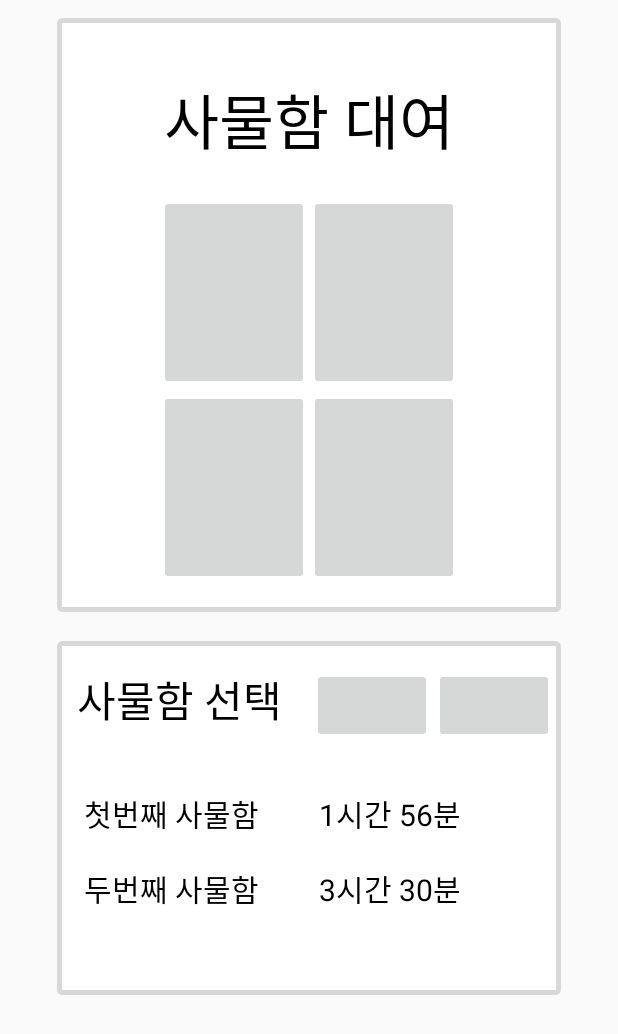
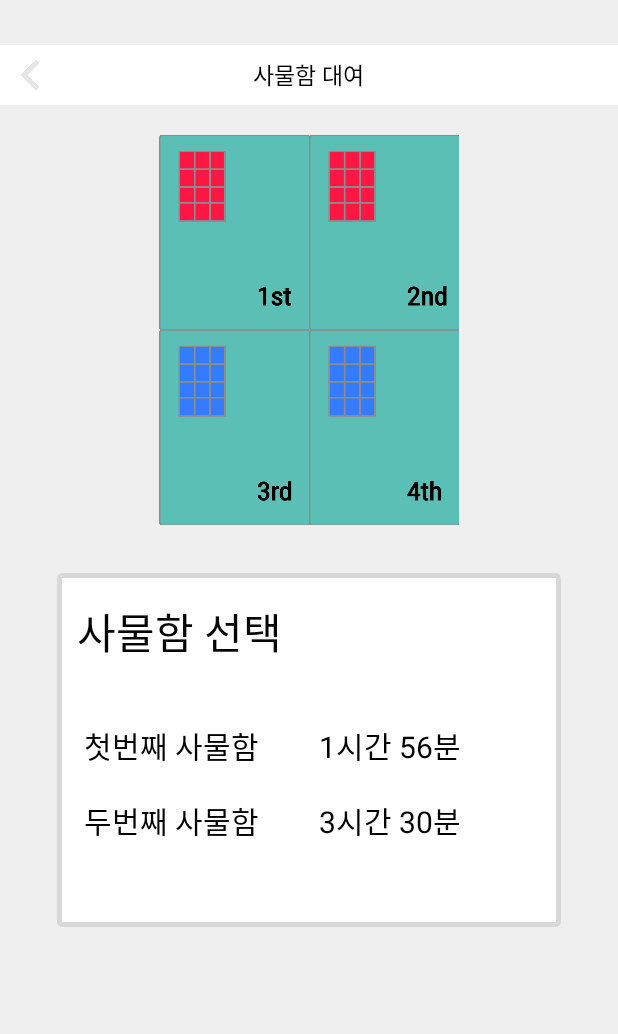
Before and after one commit to tmdngk0314/ProjectNam, an Android app: the Reserve screen opened directly, with no data from a screen before it, on a phone screen of 412 x 824 dp. Shown: the top 1034 px of the screen. Run offline under Robolectric (Android 15) with nearby library versions, the phone set to English and light mode, and no system bars.

Commit message:
activity_reserve 수정

```diff
--- a/app/src/main/res/layout/activity_reserve.xml
+++ b/app/src/main/res/layout/activity_reserve.xml
@@ -1,76 +1,87 @@
 <?xml version="1.0" encoding="utf-8"?>
 <RelativeLayout xmlns:android="http://schemas.android.com/apk/res/android"
-    xmlns:app="http://schemas.android.com/apk/res-auto"
-    xmlns:tools="http://schemas.android.com/tools"
     android:layout_width="match_parent"
     android:layout_height="match_parent"
-    tools:context=".Reserve">
+    android:background="#efefef">
 
     <RelativeLayout
         android:id="@+id/firstRela"
-        android:layout_width="340dp"
-        android:layout_height="400dp"
-        android:layout_centerHorizontal="true"
-        android:layout_marginTop="10dp"
-        android:background="@drawable/border_gray">
+        android:layout_width="match_parent"
+        android:layout_height="40dp"
+        android:layout_marginTop="30dp"
+        android:background="#ffffff">
+
+        <ImageButton
+            android:layout_width="20dp"
+            android:layout_height="20dp"
+            android:layout_centerVertical="true"
+            android:layout_marginLeft="10dp"
+            android:background="@drawable/left_arrow" />
 
         <TextView
             android:layout_width="wrap_content"
             android:layout_height="wrap_content"
-            android:layout_centerHorizontal="true"
-            android:layout_marginTop="40dp"
+            android:layout_centerInParent="true"
             android:text="사물함 대여"
             android:textColor="#000000"
-            android:textSize="40dp"
-            android:id="@+id/lockertext"/>
-
+            android:textSize="15dp" />
+    </RelativeLayout>
     <LinearLayout
         android:layout_width="200dp"
         android:layout_height="260dp"
+        android:layout_below="@+id/firstRela"
         android:layout_centerHorizontal="true"
-            android:layout_below="@+id/lockertext"
         android:layout_marginTop="20dp"
-            android:orientation="vertical">
+        android:orientation="vertical"
+        android:id="@+id/firstLinear">
+
         <LinearLayout
             android:layout_width="match_parent"
             android:layout_height="wrap_content"
-                android:orientation="horizontal"
-                android:layout_weight="1">
+            android:layout_weight="1"
+            android:orientation="horizontal">
+
             <ImageButton
                 android:layout_width="match_parent"
                 android:layout_height="match_parent"
-                    android:layout_weight="1"/>
+                android:layout_weight="1"
+                android:background="@drawable/del1" />
+
             <ImageButton
                 android:layout_width="match_parent"
                 android:layout_height="match_parent"
-                    android:layout_weight="1"/>
+                android:layout_weight="1"
+                android:background="@drawable/del2" />
 
         </LinearLayout>
+
         <LinearLayout
             android:layout_width="match_parent"
             android:layout_height="wrap_content"
-                android:orientation="horizontal"
-                android:layout_weight="1">
+            android:layout_weight="1"
+            android:orientation="horizontal">
+
             <ImageButton
                 android:layout_width="match_parent"
                 android:layout_height="match_parent"
-                    android:layout_weight="1"/>
+                android:layout_weight="1"
+                android:background="@drawable/del3" />
+
             <ImageButton
                 android:layout_width="match_parent"
                 android:layout_height="match_parent"
-                    android:layout_weight="1"/>
+                android:layout_weight="1"
+                android:background="@drawable/del4" />
         </LinearLayout>
 
     </LinearLayout>
 
-    </RelativeLayout>
-
     <RelativeLayout
         android:layout_width="340dp"
         android:layout_height="240dp"
-        android:layout_below="@+id/firstRela"
+        android:layout_below="@+id/firstLinear"
         android:layout_centerHorizontal="true"
-        android:layout_marginTop="15dp"
+        android:layout_marginTop="30dp"
         android:background="@drawable/border_gray">
 
         <TextView
@@ -80,23 +91,8 @@
             android:layout_marginLeft="15dp"
             android:layout_marginTop="20dp"
             android:text="사물함 선택"
-            android:textColor="#000000"
+            android:textColor="#050505"
             android:textSize="28dp" />
-
-        <ImageButton
-            android:id="@+id/noticeBtn"
-            android:layout_width="80dp"
-            android:layout_height="50dp"
-            android:layout_marginLeft="20dp"
-            android:layout_marginTop="20dp"
-            android:layout_toRightOf="@+id/chooselockertext" />
-
-        <ImageButton
-            android:layout_width="80dp"
-            android:layout_height="50dp"
-            android:layout_marginLeft="1dp"
-            android:layout_marginTop="20dp"
-            android:layout_toRightOf="@+id/noticeBtn" />
 
         <TextView
             android:id="@+id/textloc1"
@@ -146,4 +142,8 @@
 
     </RelativeLayout>
 
+
+
+
+
 </RelativeLayout>
```
Also changed, not shown: app/src/main/res/drawable/del1.png (added), app/src/main/res/drawable/del2.png (added), app/src/main/res/drawable/del3.png (added), app/src/main/res/drawable/del4.png (added). Lines whose indentation alone changed are shown as unchanged.
